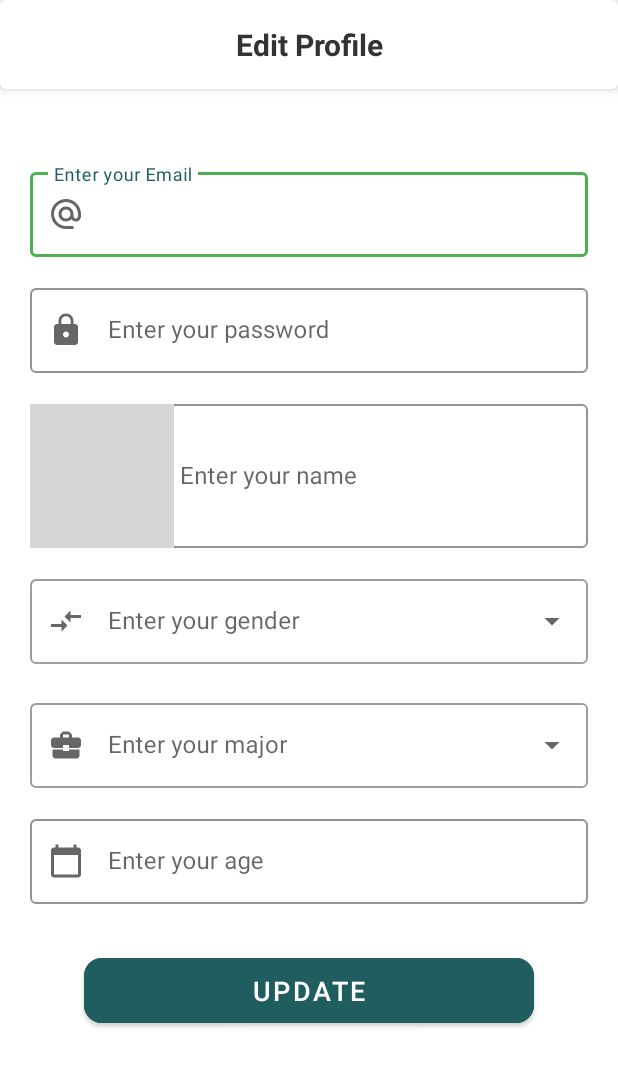
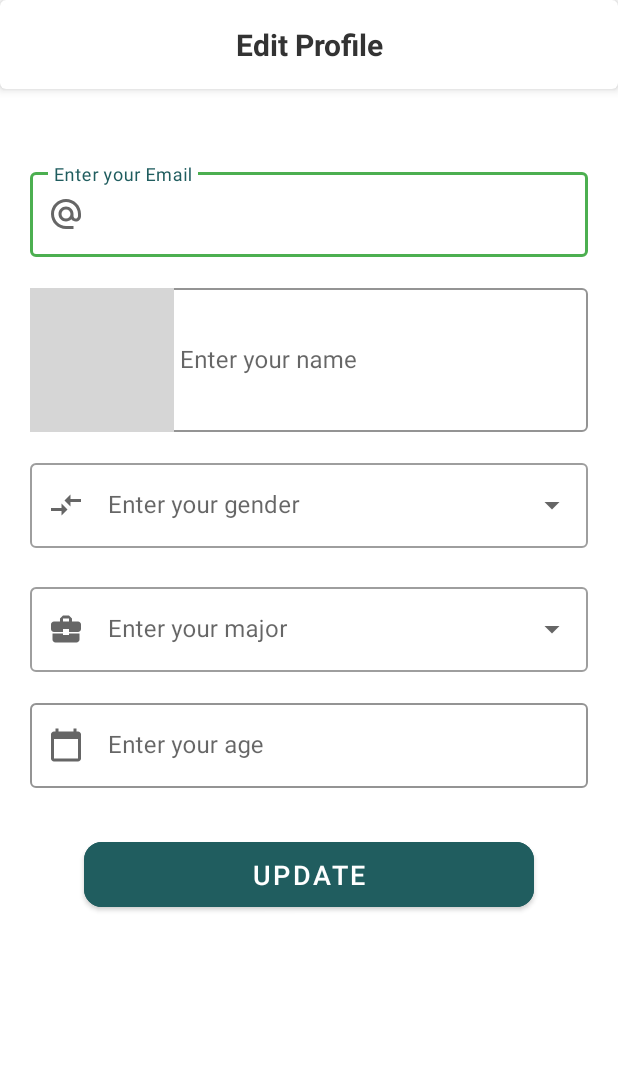
Before and after one commit to C241-PS364/src-kotlin-econome, an Android app: the EditProfileActivity screen opened directly, with no data from a screen before it, on a phone screen of 412 x 824 dp. Shown: the top 1067 px of the screen. Run offline under Robolectric (Android 15) with nearby library versions, the phone set to English and light mode, and no system bars; grey boxes are pictures that could not be loaded.

Commit message:
EditProfile delete pass input

```diff
--- a/app/src/main/res/layout/activity_edit_profile.xml
+++ b/app/src/main/res/layout/activity_edit_profile.xml
@@ -58,7 +58,7 @@
     </com.google.android.material.textfield.TextInputLayout>
 
     <com.google.android.material.textfield.TextInputLayout
-        android:id="@+id/password"
+        android:id="@+id/name"
         style="@style/MyTextInputLayout"
         android:layout_width="0dp"
         android:layout_height="wrap_content"
@@ -68,29 +68,6 @@
         app:layout_constraintEnd_toEndOf="parent"
         app:layout_constraintStart_toStartOf="parent"
         app:layout_constraintTop_toBottomOf="@+id/email"
-        app:startIconDrawable="@drawable/ic_baseline_lock_24">
-
-        <com.dicoding.econome.util.PasswordEditText
-            android:id="@+id/passInput"
-            android:layout_width="match_parent"
-            android:layout_height="wrap_content"
-            android:layout_gravity="start"
-            android:hint="@string/password"
-            android:inputType="textPassword"
-            android:saveEnabled="true" />
-    </com.google.android.material.textfield.TextInputLayout>
-
-    <com.google.android.material.textfield.TextInputLayout
-        android:id="@+id/name"
-        style="@style/MyTextInputLayout"
-        android:layout_width="0dp"
-        android:layout_height="wrap_content"
-        android:layout_marginTop="15dp"
-        android:paddingStart="20dp"
-        android:paddingEnd="20dp"
-        app:layout_constraintEnd_toEndOf="parent"
-        app:layout_constraintStart_toStartOf="parent"
-        app:layout_constraintTop_toBottomOf="@+id/password"
         app:startIconDrawable="@drawable/ic_baseline_person_24">
 
         <com.dicoding.econome.util.NameEditText
```
